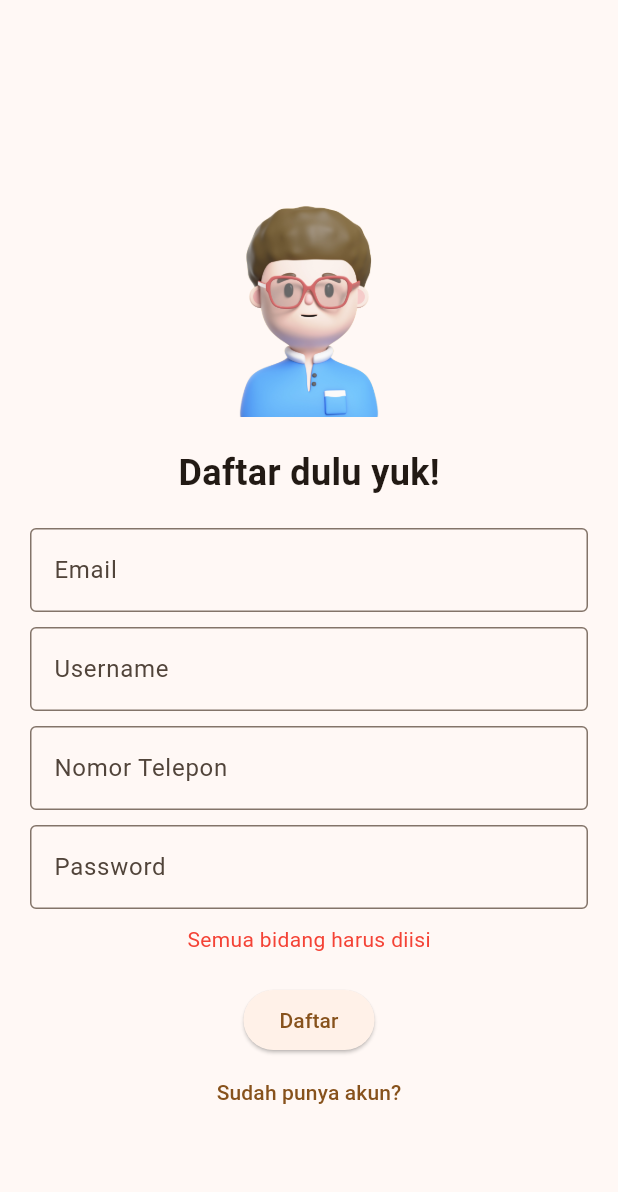
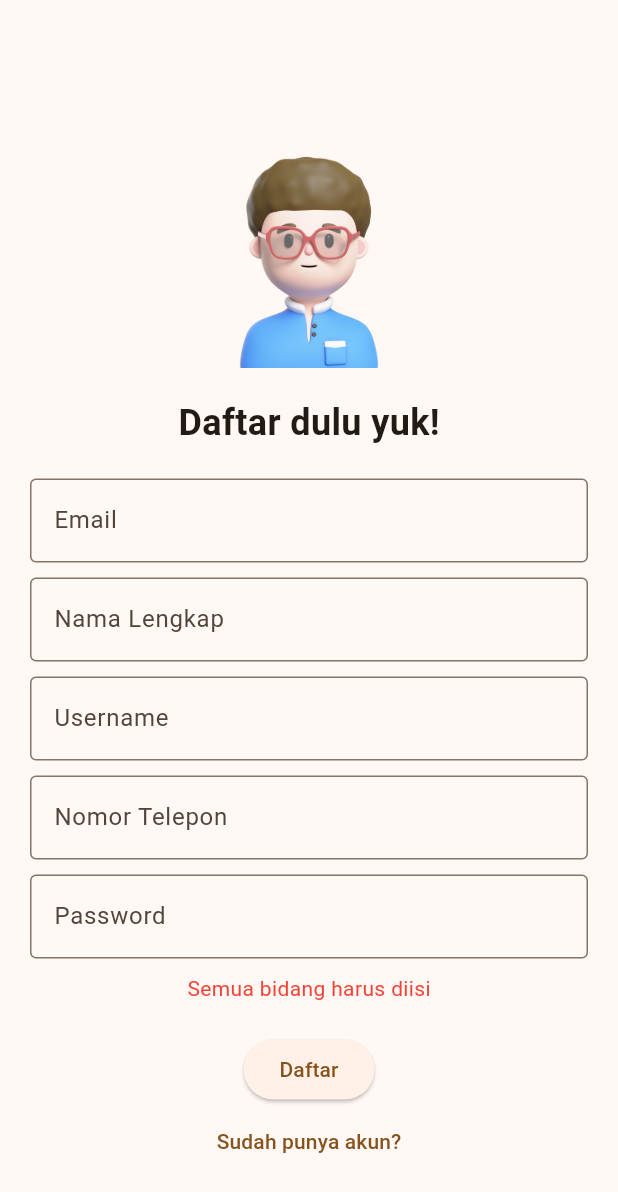
Before and after one commit to sleepingindomie/TokoBukuSederhana-v2, a Flutter app: the RegisterPage screen opened directly, after a tap on "Daftar", on a phone screen of 412 x 824 dp. Shown: the top 1192 px of the screen. Run offline on Flutter 3.47's test engine with Material 3 defaults, Android fonts, the phone set to English and light mode, and no system bars; our stand-ins replace cloud_firestore, firebase_auth, firebase_core; accounts and stored records are empty.

Commit message:
TokoBuku-v2

```diff
--- a/lib/screens/RegisterPage.dart
+++ b/lib/screens/RegisterPage.dart
@@ -12,6 +12,7 @@ class RegisterPage extends StatefulWidget {
 
 class _RegisterPageState extends State<RegisterPage> {
   final TextEditingController _emailController = TextEditingController();
+  final TextEditingController _fullnameController = TextEditingController();
   final TextEditingController _usernameController = TextEditingController();
   final TextEditingController _phoneNumberController = TextEditingController();
   final TextEditingController _passwordController = TextEditingController();
@@ -21,12 +22,13 @@ class _RegisterPageState extends State<RegisterPage> {
 
   void _register() async {
   final email = _emailController.text;
+  final fullname = _fullnameController.text;
   final username = _usernameController.text;
   final phoneNumber = _phoneNumberController.text;
   final password = _passwordController.text;
 
 
-  if (email.isEmpty || username.isEmpty || password.isEmpty || phoneNumber.isEmpty) {
+  if (email.isEmpty || fullname.isEmpty ||  username.isEmpty || password.isEmpty || phoneNumber.isEmpty) {
     setState(() {
       _errorText = 'Semua bidang harus diisi';
     });
@@ -46,6 +48,7 @@ class _RegisterPageState extends State<RegisterPage> {
         // Simpan data pengguna ke Firestore, termasuk phoneNumber
         await _firestore.collection('UserList').add({
           'email': email,
+          'fullname': fullname,
           'username': username,
           'phoneNumber': phoneNumber, // Menyimpan phoneNumber di Firestore
           // Anda dapat menambahkan lebih banyak data pengguna jika diperlukan
@@ -118,6 +121,17 @@ class _RegisterPageState extends State<RegisterPage> {
               Padding(
                 padding: const EdgeInsets.symmetric(horizontal: 20),
                 child: TextFormField(
+                  controller: _fullnameController,
+                  decoration: InputDecoration(
+                    labelText: 'Nama Lengkap',
+                    border: OutlineInputBorder(),
+                  ),
+                ),
+              ),
+              SizedBox(height: 10),
+              Padding(
+                padding: const EdgeInsets.symmetric(horizontal: 20),
+                child: TextFormField(
                   controller: _usernameController,
                   decoration: InputDecoration(
                     labelText: 'Username',
@@ -177,6 +191,7 @@ class _RegisterPageState extends State<RegisterPage> {
   @override
   void dispose() {
     _emailController.dispose();
+    _fullnameController.dispose();
     _usernameController.dispose();
     _phoneNumberController.dispose();
     _passwordController.dispose();
```
